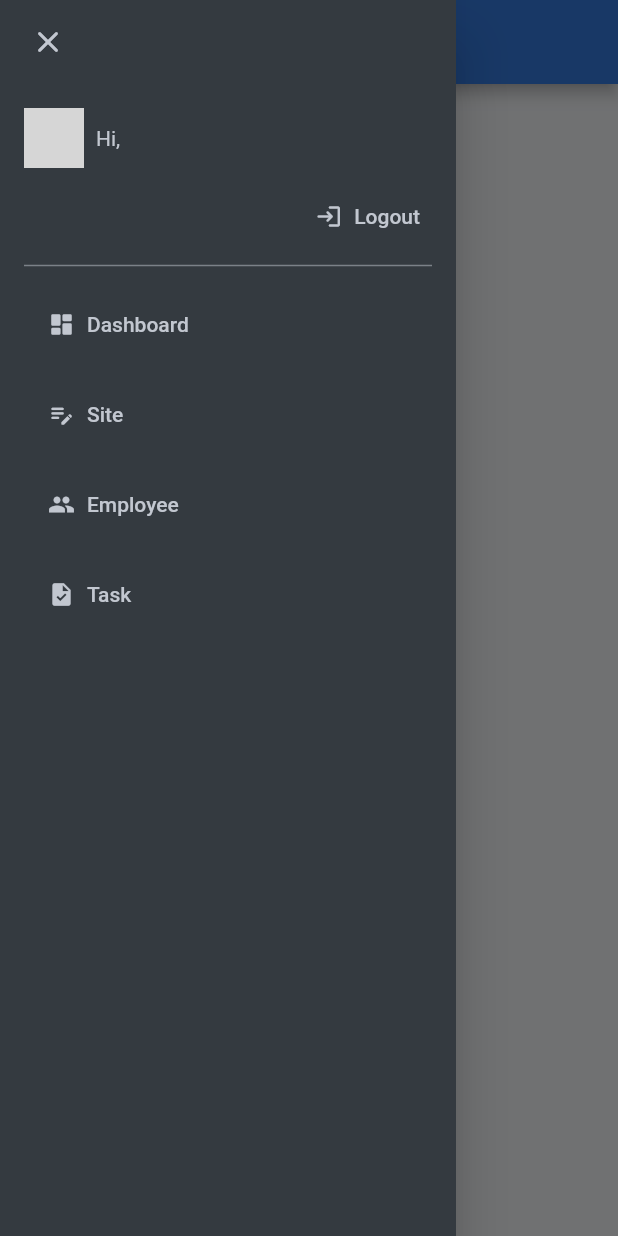
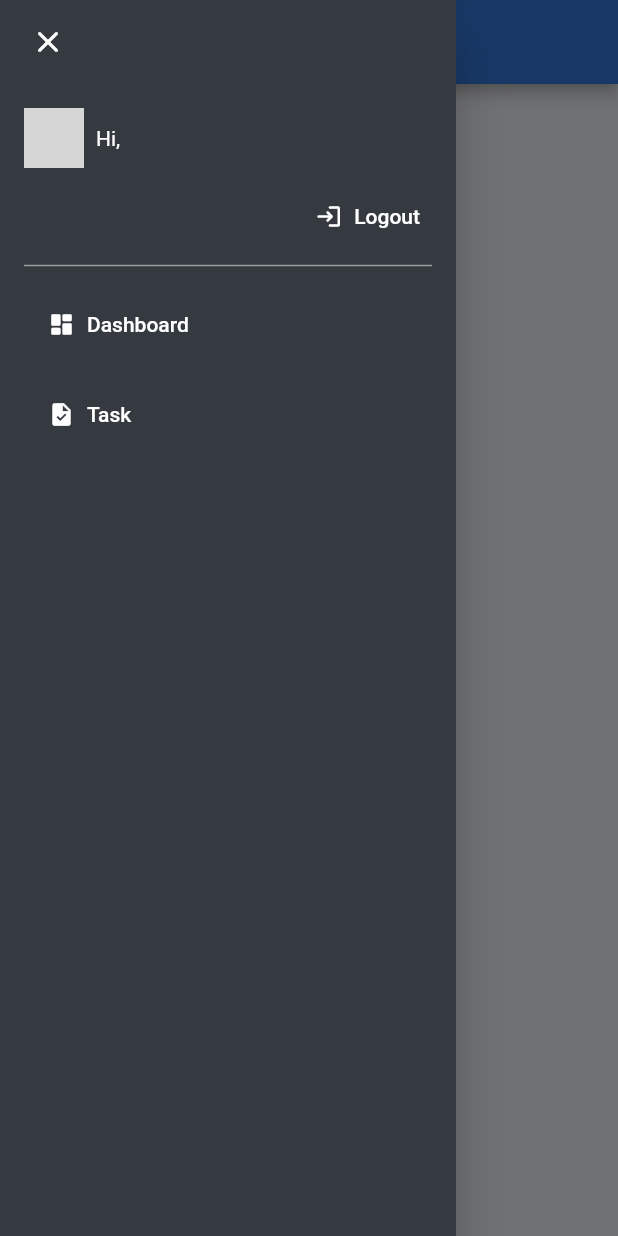
Before and after one commit to initsolution/web_admin_bci, a Flutter app: the PortalMasterLayout screen opened directly with empty values, with the side drawer open, on a phone screen of 412 x 824 dp. Run offline on Flutter 3.47's test engine with Material 2 defaults, Android fonts, the light colour scheme and no system bars; our stand-ins replace awesome_dialog, flutter_form_builder, form_builder_validators, go_router, shared_preferences; missing offline and left inert: dart:html; accounts and stored records are empty; network calls fail; grey boxes are pictures that could not be loaded.

Commit message:
experiment 1

```diff
--- a/lib/master_layout_config.dart
+++ b/lib/master_layout_config.dart
@@ -11,7 +11,7 @@
   ),
   SidebarMenuConfig(
     uri: RouteUri.site,
-    icon: Icons.edit_note_rounded,
+    icon: Icons.cell_tower,
     title: (context) => 'Site',
   ),
   SidebarMenuConfig(
@@ -26,19 +26,32 @@
   ),
 ];
 
-const localeMenuConfigs = [
-  LocaleMenuConfig(
-    languageCode: 'en',
-    name: 'English',
+final sideBarMenuConfigs_Verifikator = [
+  SidebarMenuConfig(
+    uri: RouteUri.dashboard,
+    icon: Icons.dashboard_rounded,
+    title: (context) => 'Dashboard',
   ),
-  LocaleMenuConfig(
-    languageCode: 'zh',
-    scriptCode: 'Hans',
-    name: '中文 (简体)',
-  ),
-  LocaleMenuConfig(
-    languageCode: 'zh',
-    scriptCode: 'Hant',
-    name: '中文 (繁體)',
+  SidebarMenuConfig(
+    uri: RouteUri.task,
+    icon: Icons.task,
+    title: (context) => 'Task',
   ),
 ];
+
+// const localeMenuConfigs = [
+//   LocaleMenuConfig(
+//     languageCode: 'en',
+//     name: 'English',
+//   ),
+//   LocaleMenuConfig(
+//     languageCode: 'zh',
+//     scriptCode: 'Hans',
+//     name: '中文 (简体)',
+//   ),
+//   LocaleMenuConfig(
+//     languageCode: 'zh',
+//     scriptCode: 'Hant',
+//     name: '中文 (繁體)',
+//   ),
+// ];
--- a/lib/root_app.dart
+++ b/lib/root_app.dart
@@ -72,7 +72,6 @@
                         locale: provider.locale,
                         onGenerateTitle: (context) => 'Web Admin',
                         theme: AppThemeData.instance.light(),
-                        darkTheme: AppThemeData.instance.dark(),
                         themeMode: provider.themeMode,
                       );
                     },
--- a/lib/views/widgets/portal_master_layout/portal_master_layout.dart
+++ b/lib/views/widgets/portal_master_layout/portal_master_layout.dart
@@ -108,7 +108,7 @@
       selectedMenuUri: selectedMenuUri,
       onAccountButtonPressed: () => goRouter.go(RouteUri.myProfile),
       onLogoutButtonPressed: () => goRouter.go(RouteUri.logout),
-      sidebarConfigs: sidebarMenuConfigs,
+      sidebarConfigs: sideBarMenuConfigs_Verifikator,
     );
   }
 
```
Also changed, not shown: lib/theme/theme.dart (+1 -64 lines), lib/views/widgets/portal_master_layout/sidebar.dart (+33 -1 lines).
